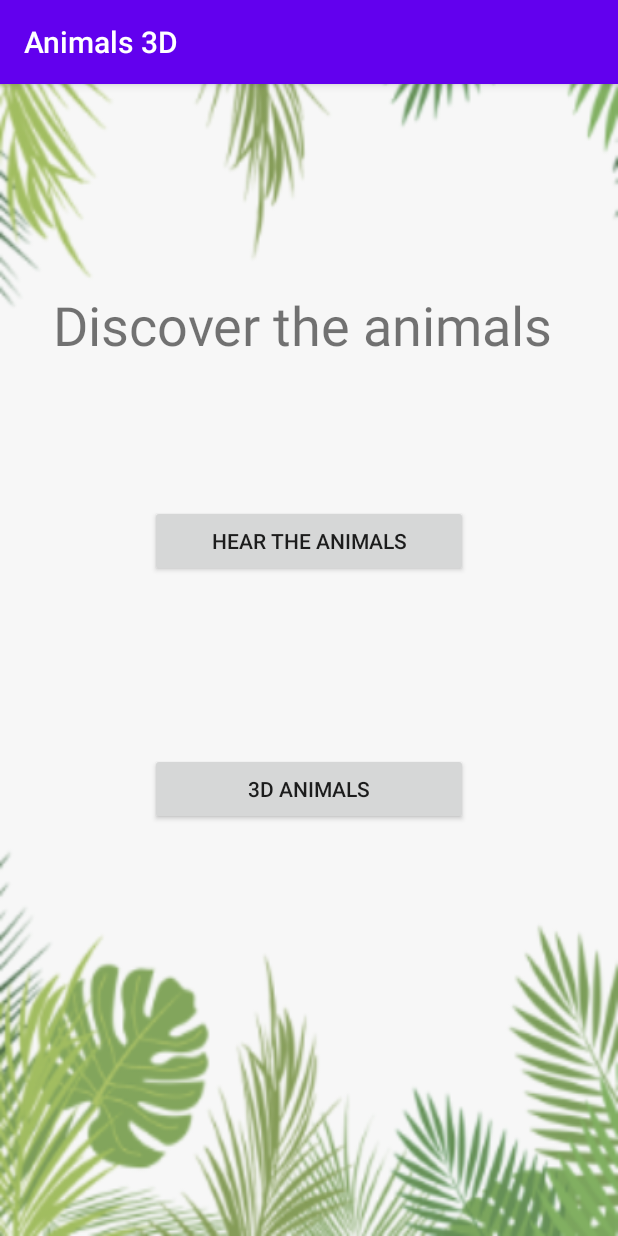
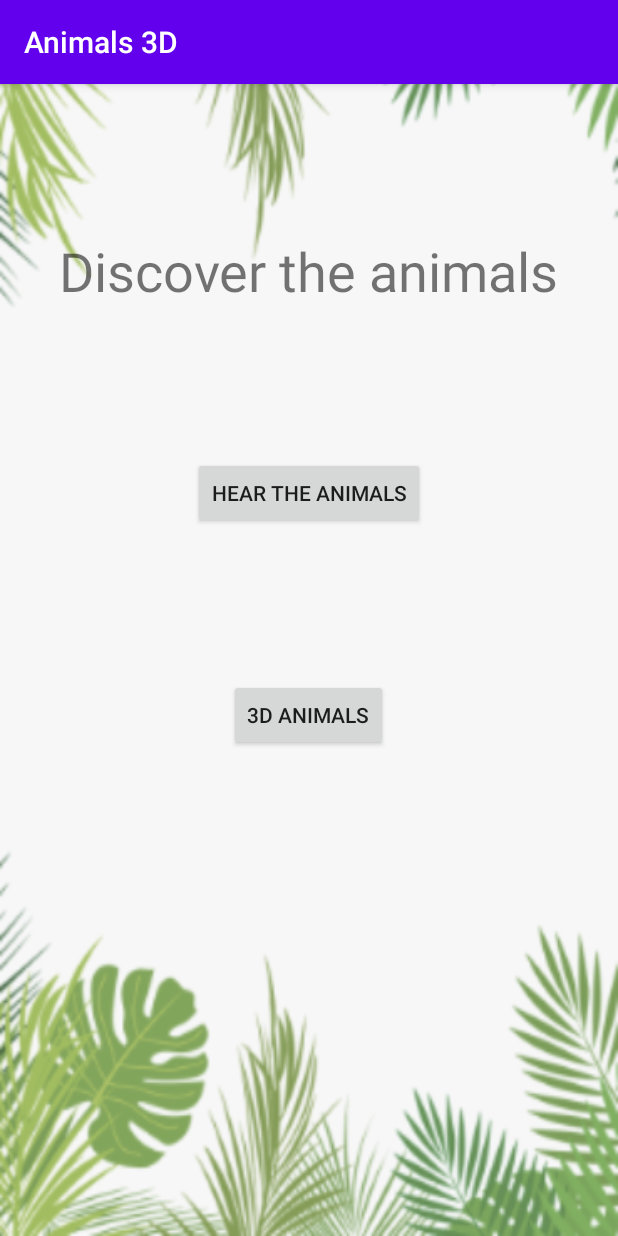
Before and after one commit to ajimenez1503/Animals3D, an Android app: the screen it shows after launch (MainActivity), on a phone screen of 412 x 824 dp. Run offline under Robolectric (Android 15) with nearby library versions, the phone set to English and light mode, and no system bars.

Commit message:
update main screen

```diff
--- a/app/src/main/res/layout/activity_main.xml
+++ b/app/src/main/res/layout/activity_main.xml
@@ -1,47 +1,43 @@
 <?xml version="1.0" encoding="utf-8"?>
 <androidx.constraintlayout.widget.ConstraintLayout xmlns:android="http://schemas.android.com/apk/res/android"
-    xmlns:app="http://schemas.android.com/apk/res-auto"
     xmlns:tools="http://schemas.android.com/tools"
     android:layout_width="match_parent"
     android:layout_height="match_parent"
     tools:context=".MainActivity">
 
+    <RelativeLayout
+        android:layout_width="match_parent"
+        android:layout_height="match_parent">
+
         <TextView
-        android:id="@+id/textView"
+            android:id="@+id/textView1"
             android:layout_width="wrap_content"
             android:layout_height="wrap_content"
-        android:layout_marginTop="136dp"
+            android:layout_centerHorizontal="true"
+            android:layout_marginTop="100dp"
             android:text="@string/text_welcome"
-        android:textSize="36sp"
-        app:layout_constraintHorizontal_bias="0.452"
-        app:layout_constraintLeft_toLeftOf="parent"
-        app:layout_constraintRight_toRightOf="parent"
-        app:layout_constraintTop_toTopOf="parent" />
+            android:textSize="36sp" />
+
 
         <Button
-        android:id="@+id/button"
-        android:layout_width="0dp"
+            android:id="@+id/button1"
+            android:layout_width="wrap_content"
             android:layout_height="wrap_content"
-        android:layout_marginStart="100dp"
-        android:layout_marginTop="96dp"
-        android:layout_marginEnd="100dp"
+            android:layout_below="@+id/textView1"
+            android:layout_centerHorizontal="true"
+            android:layout_marginTop="100dp"
             android:onClick="openSoundsActivity"
-        android:text="@string/button_sounds"
-        app:layout_constraintEnd_toEndOf="parent"
-        app:layout_constraintHorizontal_bias="0.0"
-        app:layout_constraintStart_toStartOf="parent"
-        app:layout_constraintTop_toBottomOf="@+id/textView" />
+            android:text="@string/button_sounds" />
 
         <Button
-        android:layout_width="0dp"
-        android:layout_height="48dp"
-        android:layout_marginStart="100dp"
-        android:layout_marginTop="117dp"
-        android:layout_marginEnd="100dp"
+            android:id="@+id/button2"
+            android:layout_width="wrap_content"
+            android:layout_height="wrap_content"
+            android:layout_below="@+id/button1"
+            android:layout_centerHorizontal="true"
+            android:layout_marginTop="100dp"
             android:onClick="open3DActivity"
-        android:text="@string/button_see3D"
-        app:layout_constraintEnd_toEndOf="parent"
-        app:layout_constraintStart_toStartOf="parent"
-        app:layout_constraintTop_toBottomOf="@+id/button" />
+            android:text="@string/button_see3D" />
 
+    </RelativeLayout>
 </androidx.constraintlayout.widget.ConstraintLayout>
```
Lines whose indentation alone changed are shown as unchanged.
